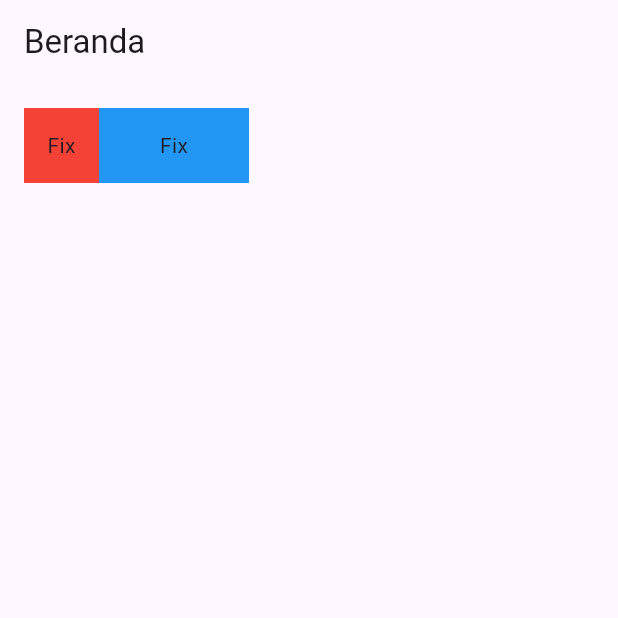
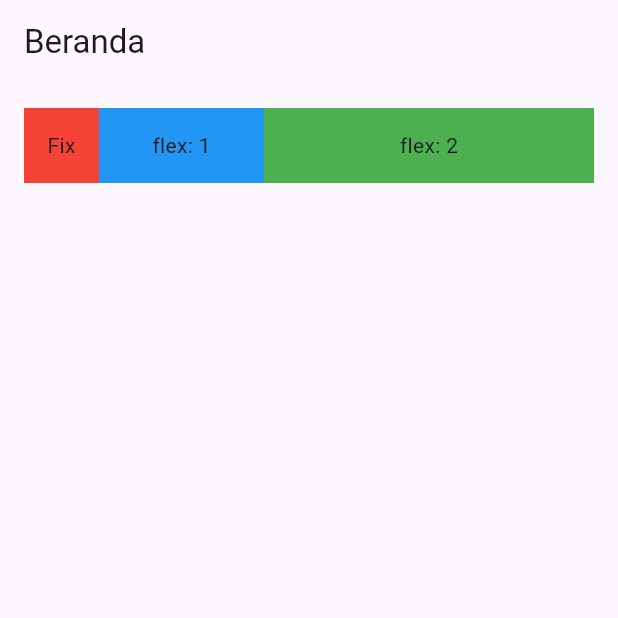
Before and after one commit to abumaryam/basic_flutter, a Flutter app: the screen it shows after launch, on a phone screen of 412 x 824 dp, the top half of it. Run offline on Flutter 3.47's test engine with Material 3 defaults, Android fonts, the phone set to English and light mode, and no system bars.

Commit message:
menggunakan expanded

```diff
--- a/lib/main.dart
+++ b/lib/main.dart
@@ -33,17 +33,30 @@ class HomePage extends StatelessWidget {
         padding: const EdgeInsets.all(16.0),
         child: Row(
                 children: [
+                  // Widget ini punya lebar tetap
                   Container(
                     color: Colors.red,
                     height: 50,
                     width: 50,
                     child: const Center(child: Text('Fix')),
                   ),
-            Container(
+                  // Widget ini akan mengisi 1/3 sisa ruang
+                  Expanded(
+                    flex: 1, // Mendapat 1 bagian dari sisa ruang
+                    child: Container(
                       color: Colors.blue,
                       height: 50,
-              width: 100,
-              child: const Center(child: Text('Fix')),
+                      child: const Center(child: Text('flex: 1')),
+                    ),
+                  ),
+                  // Widget ini akan mengisi 2/3 sisa ruang
+                  Expanded(
+                    flex: 2, // Mendapat 2 bagian dari sisa ruang
+                    child: Container(
+                      color: Colors.green,
+                      height: 50,
+                      child: const Center(child: Text('flex: 2')),
+                    ),
                   ),
                 ],
               ),
```
Lines whose indentation alone changed are shown as unchanged.
